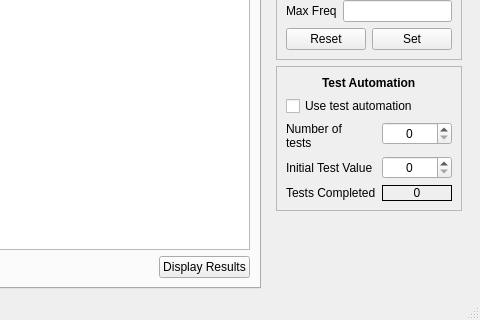
Before: the Qt Designer form UI/MainInterface.ui in alxhoff/BrezeFlow, drawn with Qt 5; both pictures show x 627 to 1107 and y 501 to 821 of the 1107 by 821 pixel window.
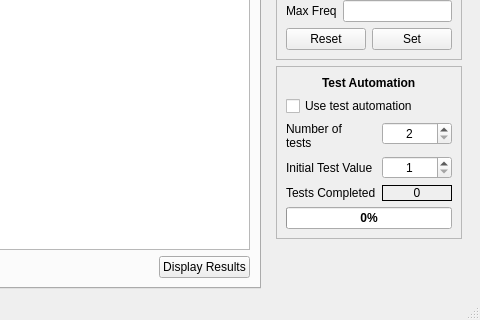
After: the same form once the commit is applied. Icons and pictures are not drawn.

Commit message: Added application subdirectories to results

```diff
--- a/UI/MainInterface.ui
+++ b/UI/MainInterface.ui
@@ -1020,6 +1020,9 @@
               <property name="alignment">
                <set>Qt::AlignCenter</set>
               </property>
+              <property name="minimum">
+               <number>2</number>
+              </property>
              </widget>
             </item>
             <item row="2" column="0">
@@ -1077,6 +1080,16 @@
               </property>
               <property name="alignment">
                <set>Qt::AlignCenter</set>
+              </property>
+              <property name="minimum">
+               <number>1</number>
+              </property>
+             </widget>
+            </item>
+            <item row="3" column="0" colspan="2">
+             <widget class="QProgressBar" name="progressBarTestsCompleted">
+              <property name="value">
+               <number>0</number>
               </property>
              </widget>
             </item>
```
The commit also changes 2 other files.
